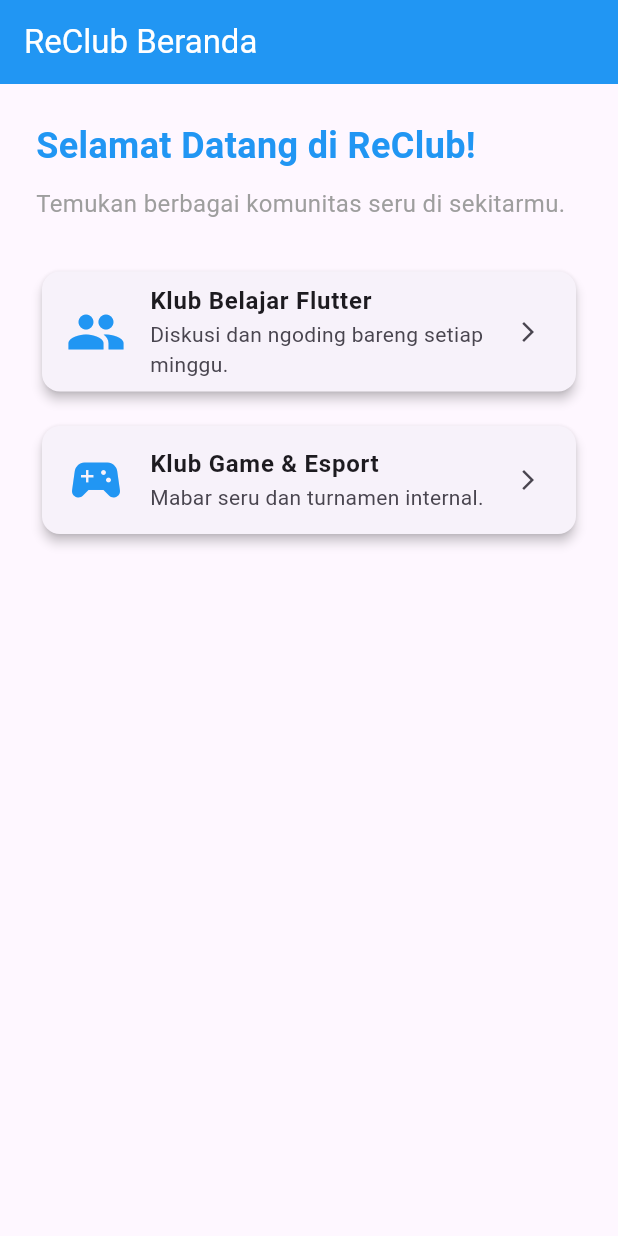
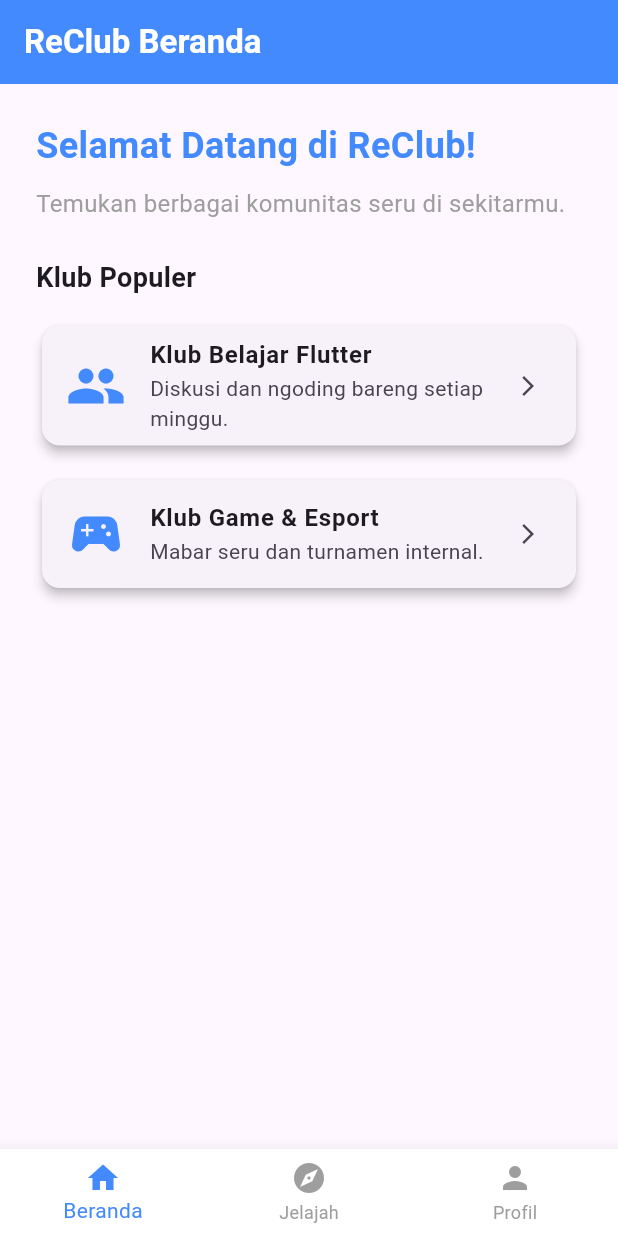
Before and after one commit to BryanDjong5/uts-mobprog, a Flutter app: the HomeScreen screen opened directly, on a phone screen of 412 x 824 dp. Run offline on Flutter 3.47's test engine with Material 3 defaults, Android fonts, the phone set to English and light mode, and no system bars.

Commit message:
Menyelesaikan UI/UX halaman Login, Home, Navigasi Bar, dan validasi form

```diff
--- a/lib/screens/home_screen.dart
+++ b/lib/screens/home_screen.dart
@@ -1,16 +1,72 @@
 import 'package:flutter/material.dart';
 
-class HomeScreen extends StatelessWidget {
+// Halaman utama yang menampung Navigation Bar
+class HomeScreen extends StatefulWidget {
   const HomeScreen({super.key});
+
+  @override
+  State<HomeScreen> createState() => _HomeScreenState();
+}
+
+class _HomeScreenState extends State<HomeScreen> {
+  int _selectedIndex = 0;
+
+  // Daftar halaman yang akan tampil saat menu bawah diklik
+  static const List<Widget> _pages = <Widget>[
+    HomeContentPage(),
+    ExploreClubsPage(),
+    ProfilePage(),
+  ];
+
+  void _onItemTapped(int index) {
+    setState(() {
+      _selectedIndex = index;
+    });
+  }
+
+  @override
+  Widget build(BuildContext context) {
+    return Scaffold(
+      body: _pages[_selectedIndex],
+      bottomNavigationBar: BottomNavigationBar(
+        items: const <BottomNavigationBarItem>[
+          BottomNavigationBarItem(
+            icon: Icon(Icons.home),
+            label: 'Beranda',
+          ),
+          BottomNavigationBarItem(
+            icon: Icon(Icons.explore),
+            label: 'Jelajah',
+          ),
+          BottomNavigationBarItem(
+            icon: Icon(Icons.person),
+            label: 'Profil',
+          ),
+        ],
+        currentIndex: _selectedIndex,
+        selectedItemColor: Colors.blueAccent,
+        unselectedItemColor: Colors.grey,
+        backgroundColor: Colors.white,
+        elevation: 10,
+        type: BottomNavigationBarType.fixed,
+        onTap: _onItemTapped,
+      ),
+    );
+  }
+}
+
+// 1. Tampilan Isi Beranda (Home Content)
+class HomeContentPage extends StatelessWidget {
+  const HomeContentPage({super.key});
 
   @override
   Widget build(BuildContext context) {
     return Scaffold(
       appBar: AppBar(
-        title: const Text('ReClub Beranda'),
-        backgroundColor: Colors.blue,
+        title: const Text('ReClub Beranda', style: TextStyle(fontWeight: FontWeight.bold)),
+        backgroundColor: Colors.blueAccent,
         foregroundColor: Colors.white,
-        automaticallyImplyLeading: false, // Menghilangkan tombol back bawaan
+        automaticallyImplyLeading: false,
       ),
       body: Padding(
         padding: const EdgeInsets.all(24.0),
@@ -22,7 +78,7 @@
               style: TextStyle(
                 fontSize: 24,
                 fontWeight: FontWeight.bold,
-                color: Colors.blue,
+                color: Colors.blueAccent,
               ),
             ),
             const SizedBox(height: 10),
@@ -30,18 +86,33 @@
               'Temukan berbagai komunitas seru di sekitarmu.',
               style: TextStyle(fontSize: 16, color: Colors.grey),
             ),
-            const SizedBox(height: 30),
-
+            const SizedBox(height: 25),
+            const Text(
+              'Klub Populer',
+              style: TextStyle(fontSize: 18, fontWeight: FontWeight.bold),
+            ),
+            const SizedBox(height: 15),
             Expanded(
               child: ListView(
                 children: [
+                  // Kartu 1: Klub Belajar Flutter (Sudah bisa diklik dengan InkWell)
                   Card(
                     elevation: 3,
                     shape: RoundedRectangleBorder(
                       borderRadius: BorderRadius.circular(12),
                     ),
+                    child: InkWell(
+                      borderRadius: BorderRadius.circular(12),
+                      onTap: () {
+                        ScaffoldMessenger.of(context).showSnackBar(
+                          const SnackBar(
+                            content: Text('Kamu mengklik Klub Belajar Flutter!'),
+                            duration: Duration(seconds: 2),
+                          ),
+                        );
+                      },
                       child: const ListTile(
-                      leading: Icon(Icons.group, color: Colors.blue, size: 40),
+                        leading: Icon(Icons.group, color: Colors.blueAccent, size: 40),
                         title: Text(
                           'Klub Belajar Flutter',
                           style: TextStyle(fontWeight: FontWeight.bold),
@@ -50,20 +121,34 @@
                         trailing: Icon(Icons.arrow_forward_ios, size: 16),
                       ),
                     ),
+                  ),
                   const SizedBox(height: 15),
+                  // Kartu 2: Klub Game & Esport
+                  // Kartu 2: Klub Game & Esport (Sudah bisa diklik dengan InkWell)
                   Card(
                     elevation: 3,
                     shape: RoundedRectangleBorder(
                       borderRadius: BorderRadius.circular(12),
                     ),
+                    child: InkWell(
+                      borderRadius: BorderRadius.circular(12),
+                      onTap: () {
+                        ScaffoldMessenger.of(context).showSnackBar(
+                          const SnackBar(
+                            content: Text('Kamu mengklik Klub Game & Esport!'),
+                            duration: Duration(seconds: 2),
+                          ),
+                        );
+                      },
                       child: const ListTile(
-                      leading: Icon(Icons.sports_esports, color: Colors.blue, size: 40),
+                        leading: Icon(Icons.sports_esports, color: Colors.blueAccent, size: 40),
                         title: Text(
                           'Klub Game & Esport',
                           style: TextStyle(fontWeight: FontWeight.bold),
                         ),
                         subtitle: Text('Mabar seru dan turnamen internal.'),
                         trailing: Icon(Icons.arrow_forward_ios, size: 16),
+                      ),
                     ),
                   ),
                 ],
@@ -75,3 +160,65 @@
     );
   }
 }
+
+// 2. Tampilan Halaman Jelajah (Explore)
+class ExploreClubsPage extends StatelessWidget {
+  const ExploreClubsPage({super.key});
+
+  @override
+  Widget build(BuildContext context) {
+    return Scaffold(
+      appBar: AppBar(
+        title: const Text('Jelajah Klub', style: TextStyle(fontWeight: FontWeight.bold)),
+        backgroundColor: Colors.blueAccent,
+        foregroundColor: Colors.white,
+        automaticallyImplyLeading: false,
+      ),
+      body: const Center(
+        child: Text(
+          'Daftar Semua Klub Akan Tampil Disini',
+          style: TextStyle(fontSize: 16, color: Colors.grey),
+        ),
+      ),
+    );
+  }
+}
+
+// 3. Tampilan Halaman Profil (Profile)
+class ProfilePage extends StatelessWidget {
+  const ProfilePage({super.key});
+
+  @override
+  Widget build(BuildContext context) {
+    return Scaffold(
+      appBar: AppBar(
+        title: const Text('Profil Pengguna', style: TextStyle(fontWeight: FontWeight.bold)),
+        backgroundColor: Colors.blueAccent,
+        foregroundColor: Colors.white,
+        automaticallyImplyLeading: false,
+      ),
+      body: Padding(
+        padding: const EdgeInsets.all(24.0),
+        child: Column(
+          children: const [
+            CircleAvatar(
+              radius: 50,
+              backgroundColor: Colors.blueAccent,
+              child: Icon(Icons.person, size: 50, color: Colors.white),
+            ),
+            SizedBox(height: 20),
+            Text(
+              'Diana',
+              style: TextStyle(fontSize: 22, fontWeight: FontWeight.bold),
+            ),
+            SizedBox(height: 5),
+            Text(
+              'diana@student.untar.ac.id',
+              style: TextStyle(fontSize: 14, color: Colors.grey),
+            ),
+          ],
+        ),
+      ),
+    );
+  }
+}
```
Also changed, not shown: lib/screens/login_screen.dart (+19 -2 lines). Lines whose indentation alone changed are shown as unchanged.
